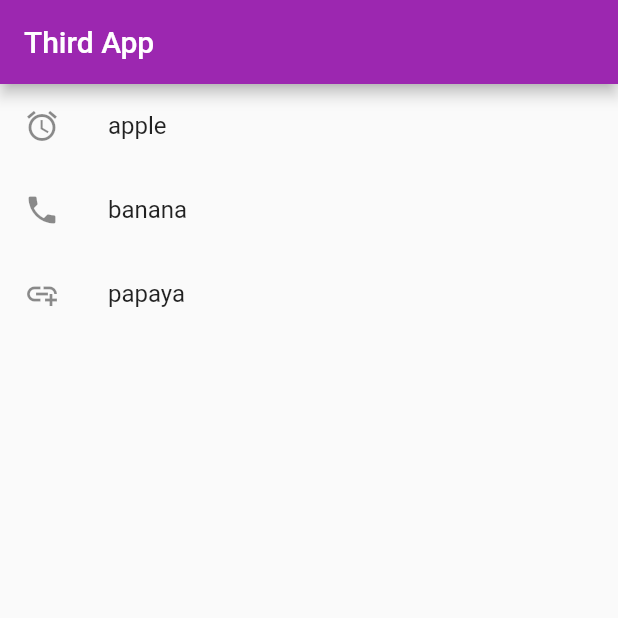
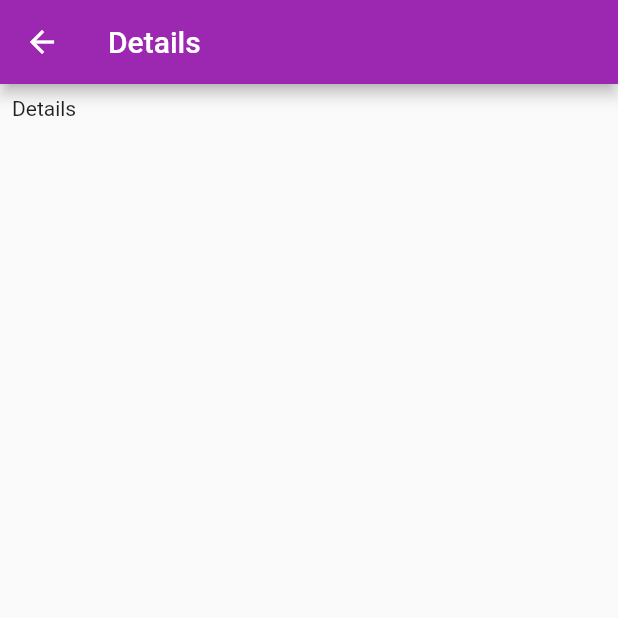
Before and after one commit to 622115039-Sahachan-49464/Third-App, a Flutter app: the screen it shows after launch, after a tap on "apple", on a phone screen of 412 x 824 dp, the top half of it. Run offline on Flutter 3.47's test engine with Material 2 defaults, Android fonts, the light colour scheme and no system bars.

Commit message:
[🏆 finish ?] : the work for today

```diff
--- /dev/null
+++ b/lib/pages/details.dart
@@ -0,0 +1,21 @@
+import 'package:flutter/material.dart';
+
+class DetailsPage extends StatefulWidget {
+  const DetailsPage({Key? key}) : super(key: key);
+
+  @override
+  _DetailsPageState createState() => _DetailsPageState();
+}
+
+class _DetailsPageState extends State<DetailsPage> {
+  @override
+  Widget build(BuildContext context) {
+    return Scaffold(
+      appBar: AppBar(title: const Text("Details"),),
+      body: const Padding(
+        padding: EdgeInsets.all(8.0),
+        child: Text("Details"),
+      ),
+    );
+  }
+}
--- a/lib/pages/home.dart
+++ b/lib/pages/home.dart
@@ -1,4 +1,5 @@
 import 'package:flutter/material.dart';
+import 'package:se494_third_app/pages/details.dart';
 
 class MyHomePage extends StatefulWidget {
   final title;
@@ -21,24 +22,19 @@ class _MyHomePageState extends State<MyHomePage> {
       appBar: AppBar(
         title: Text(_title),
       ),
-      body: ListView(
-        children: [
-          ListTile(
-            onTap: () {},
-            leading: Icon(Icons.access_alarm),
-            title: Text(_myData[0]),
-          ),
-          ListTile(
-            onTap: () {},
-            leading: Icon(Icons.phone),
-            title: Text(_myData[1]),
-          ),
-          ListTile(
-            onTap: () {},
-            leading: Icon(Icons.add_link),
-            title: Text(_myData[2]),
-          )
-        ],
+      body: ListView.builder(
+        itemBuilder: (BuildContext context, int index){
+          return Card(
+            child: ListTile(
+              leading: const FlutterLogo(),
+              title: Text(_myData[index]),
+              onTap: () {
+                Navigator.push(context, MaterialPageRoute(builder: (context) => const DetailsPage()));
+              },
+            ),
+          );
+        },
+        itemCount: _myData.length,
       ),
     );
   }
```
